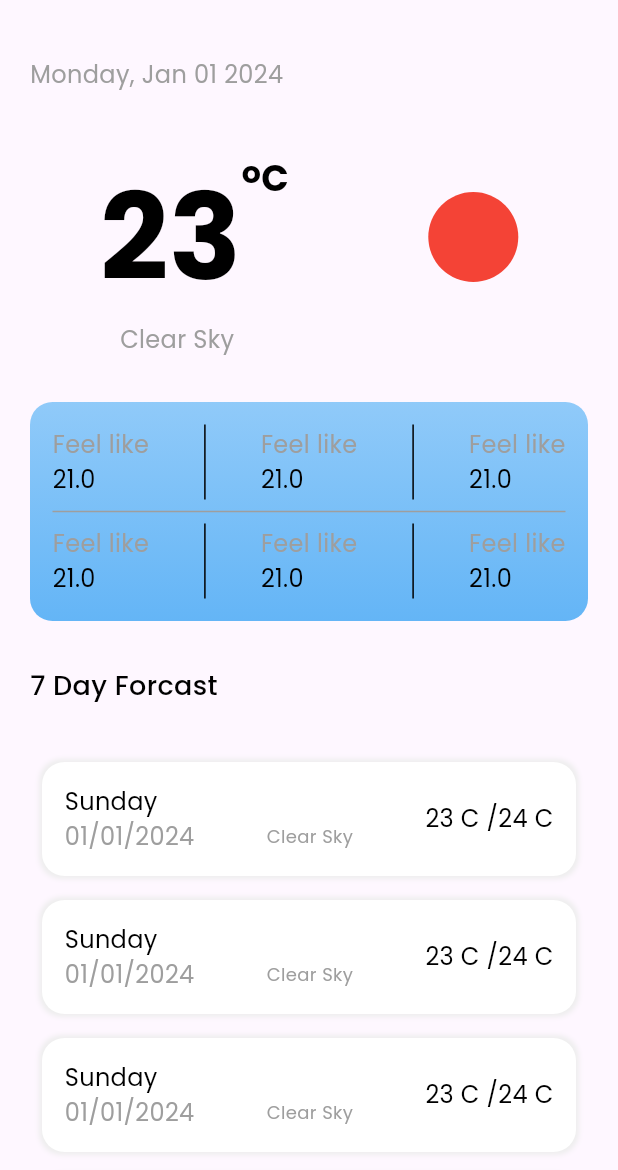
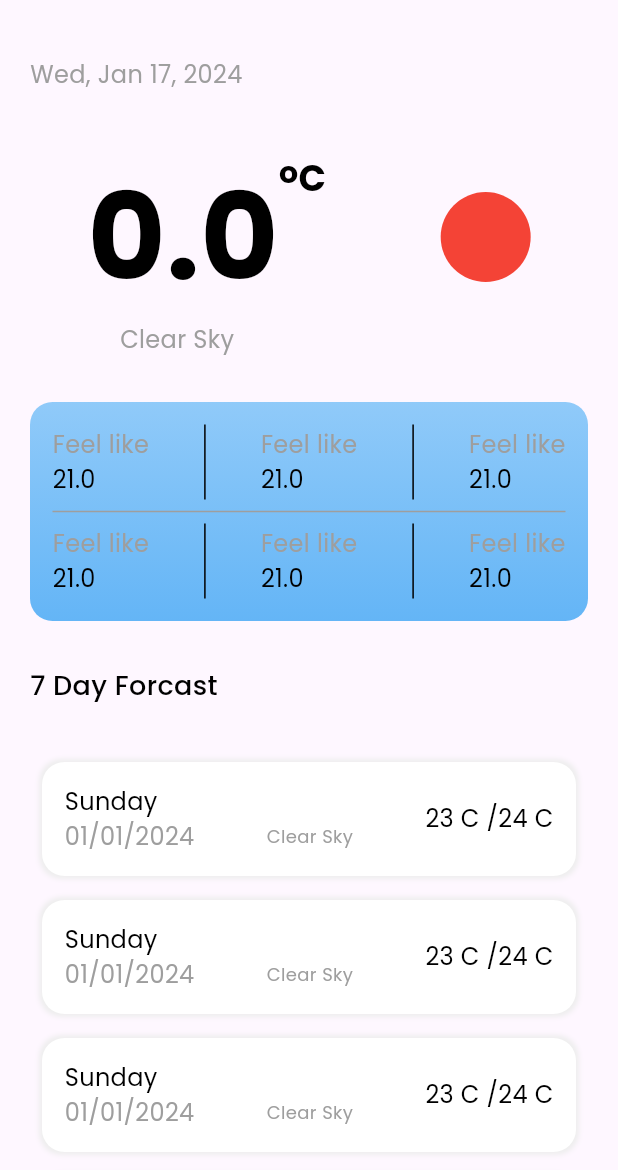
Before and after one commit to Numanshakir/batch4, a Flutter app: the screen it shows after launch, on a phone screen of 412 x 824 dp, the part 66-1236 px from its top. Run offline on Flutter 3.47's test engine with Material 3 defaults, Android fonts, the light colour scheme and no system bars; our stand-ins replace geocoding, geolocator, get, latlong2.

Commit message:
weather home api toayd data

```diff
--- /dev/null
+++ b/lib/WeatherApp/Constant/app_keys.dart
@@ -0,0 +1,3 @@
+class AppKeys {
+  static const appid = "11f11a1c2218238f3f8d61d258ab849d";
+}
--- /dev/null
+++ b/lib/WeatherApp/Home/Model/weather_moderl.dart
@@ -0,0 +1,110 @@
+class WeatherModel {
+  List<Weather> weather;
+  Main main;
+  Wind wind;
+  int visibility;
+  Rain rain;
+
+  WeatherModel({
+    required this.weather,
+    required this.main,
+    required this.wind,
+    required this.visibility,
+    required this.rain,
+  });
+
+  factory WeatherModel.fromJson(Map<String, dynamic> json) => WeatherModel(
+        weather: json["weather"] == null
+            ? []
+            : List<Weather>.from(
+                json["weather"].map((x) => Weather.fromJson(x))),
+        main: Main.fromJson(json["main"] ?? {}),
+        wind: Wind.fromJson(json["wind"] ?? {}),
+        visibility: json["visibility"] ?? 0,
+        rain: Rain.fromJson(json["rain"] ?? {}),
+      );
+}
+
+class Main {
+  dynamic temp;
+  dynamic feelsLike;
+  dynamic tempMin;
+  dynamic tempMax;
+  int pressure;
+  int humidity;
+  int seaLevel;
+  int grndLevel;
+
+  Main({
+    required this.temp,
+    required this.feelsLike,
+    required this.tempMin,
+    required this.tempMax,
+    required this.pressure,
+    required this.humidity,
+    required this.seaLevel,
+    required this.grndLevel,
+  });
+
+  factory Main.fromJson(Map<String, dynamic> json) => Main(
+        temp: json["temp"] ?? 0.0,
+        feelsLike: json["feels_like"] ?? 0.0,
+        tempMin: json["temp_min"] ?? 0.0,
+        tempMax: json["temp_max"] ?? 0.0,
+        pressure: json["pressure"] ?? 0,
+        humidity: json["humidity"] ?? 0,
+        seaLevel: json["sea_level"] ?? 0,
+        grndLevel: json["grnd_level"] ?? 0,
+      );
+}
+
+class Rain {
+  dynamic the1H;
+
+  Rain({
+    required this.the1H,
+  });
+
+  factory Rain.fromJson(Map<String, dynamic> json) => Rain(
+        the1H: json["1h"]??0.0,
+      );
+}
+
+class Weather {
+  int id;
+  String main;
+  String description;
+  String icon;
+
+  Weather({
+    required this.id,
+    required this.main,
+    required this.description,
+    required this.icon,
+  });
+
+  factory Weather.fromJson(Map<String, dynamic> json) => Weather(
+        id: json["id"] ?? 0,
+        main: json["main"] ?? "",
+        description: json["description"] ?? "",
+        icon: json["icon"] ?? "",
+      );
+}
+
+class Wind {
+  dynamic speed;
+  int deg;
+  dynamic gust;
+
+  Wind({
+    required this.speed,
+    required this.deg,
+    required this.gust,
+  });
+
+  factory Wind.fromJson(Map<String, dynamic> json) => Wind(
+        speed: json["speed"] ?? 0.0,
+        deg: json["deg"] ?? 0,
+        gust: json["gust"] ?? 0.0,
+      );
+}
--- a/lib/WeatherApp/Home/View/home_view.dart
+++ b/lib/WeatherApp/Home/View/home_view.dart
@@ -5,6 +5,7 @@ import 'package:batch4/WeatherApp/Home/ViewModel/home_view_model.dart';
 import 'package:batch4/WeatherApp/Routes/route_names.dart';
 import 'package:flutter/material.dart';
 import 'package:get/get_state_manager/get_state_manager.dart';
+import 'package:intl/intl.dart';
 
 class HomeView extends StatefulWidget {
   HomeView({super.key});
@@ -61,7 +62,7 @@ class _HomeViewState extends State<HomeView> {
                   Row(
                     children: [
                       CustomText(
-                        title: "Monday, Jan 01 2024",
+                        title: DateFormat.yMMMEd().format(DateTime.now()),
                         fontSize: 16,
                         color: Colors.grey,
                         fontWeight: FontWeight.w400,
@@ -77,10 +78,13 @@ class _HomeViewState extends State<HomeView> {
                       Row(
                         crossAxisAlignment: CrossAxisAlignment.start,
                         children: [
-                          CustomText(
-                            title: "23",
+                          Obx(
+                            () => CustomText(
+                              title:
+                                  homeVM.todayData.value.main.temp.toString(),
                               fontSize: 80,
                               fontWeight: FontWeight.bold,
+                            ),
                           ),
                           CustomText(
                             title: "o",
@@ -100,11 +104,13 @@ class _HomeViewState extends State<HomeView> {
                       ),
                     ],
                   ),
-                  Row(
+                  Obx(
+                    () => Row(
                       children: [
                         SizedBox(
                           width: 60,
                         ),
+
                         CustomText(
                           title: "Clear Sky",
                           fontSize: 16,
@@ -112,6 +118,7 @@ class _HomeViewState extends State<HomeView> {
                           fontWeight: FontWeight.w400,
                         ),
                       ],
+                    ),
                   ),
                   SizedBox(
                     height: 30,
--- a/lib/WeatherApp/Home/ViewModel/home_view_model.dart
+++ b/lib/WeatherApp/Home/ViewModel/home_view_model.dart
@@ -1,5 +1,7 @@
 import 'package:batch4/WeatherApp/Common/geo_coding_helper.dart';
 import 'package:batch4/WeatherApp/Common/location_picker_hanlder.dart';
+import 'package:batch4/WeatherApp/Home/Model/weather_moderl.dart';
+import 'package:batch4/WeatherApp/Home/Service/home_service.dart';
 import 'package:get/get.dart';
 import 'package:latlong2/latlong.dart';
 
@@ -11,6 +13,7 @@ class HomeViewModel extends GetxController {
     myCurrentLocation.value = await LocationHelper.determinePosition();
     if (myCurrentLocation.value.latitude != 0.0) {
       await getMyAddress();
+      await getTodayWeather();
     }
   }
 
@@ -18,4 +21,13 @@ class HomeViewModel extends GetxController {
     myAddress.value = await GeoCodingHelper.getLocationAddressFromLatLng(
         myCurrentLocation.value);
   }
+
+  /////Weather Data
+  Rx<WeatherModel> todayData = WeatherModel.fromJson({}).obs;
+  getTodayWeather() async {
+    todayData.value = await HomeService.fetchTodayWeatherService(
+        myCurrentLocation.value.latitude, myCurrentLocation.value.longitude);
+  }
+
+  ///
 }
--- /dev/null
+++ b/lib/WeatherApp/Network/apis_keys.dart
@@ -0,0 +1,3 @@
+class ApisURL {
+  static const baseURL = "https://api.openweathermap.org/data";
+}
--- a/pubspec.yaml
+++ b/pubspec.yaml
@@ -40,6 +40,8 @@ dependencies:
   geolocator: ^10.1.0
   latlong2: ^0.9.0
   geocoding: ^2.1.1
+  intl: ^0.19.0
+
 
 
 
```
Also changed, not shown: lib/WeatherApp/Home/Service/home_service.dart (added, +22 -0 lines), pubspec.lock, 1 other file. Lines whose indentation alone changed are shown as unchanged.
